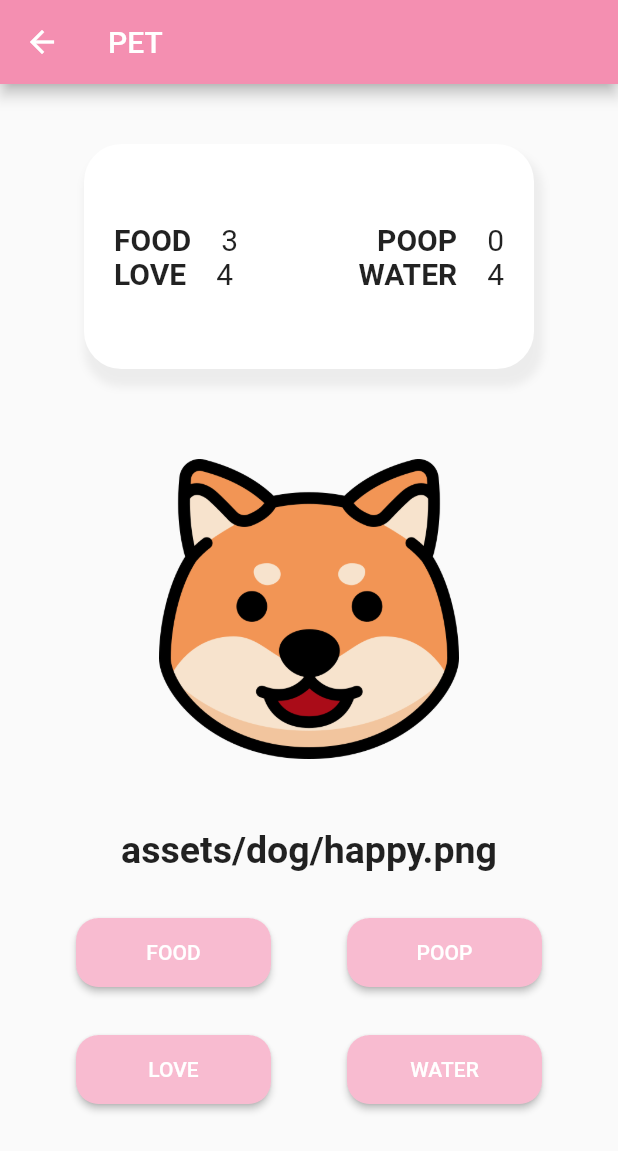
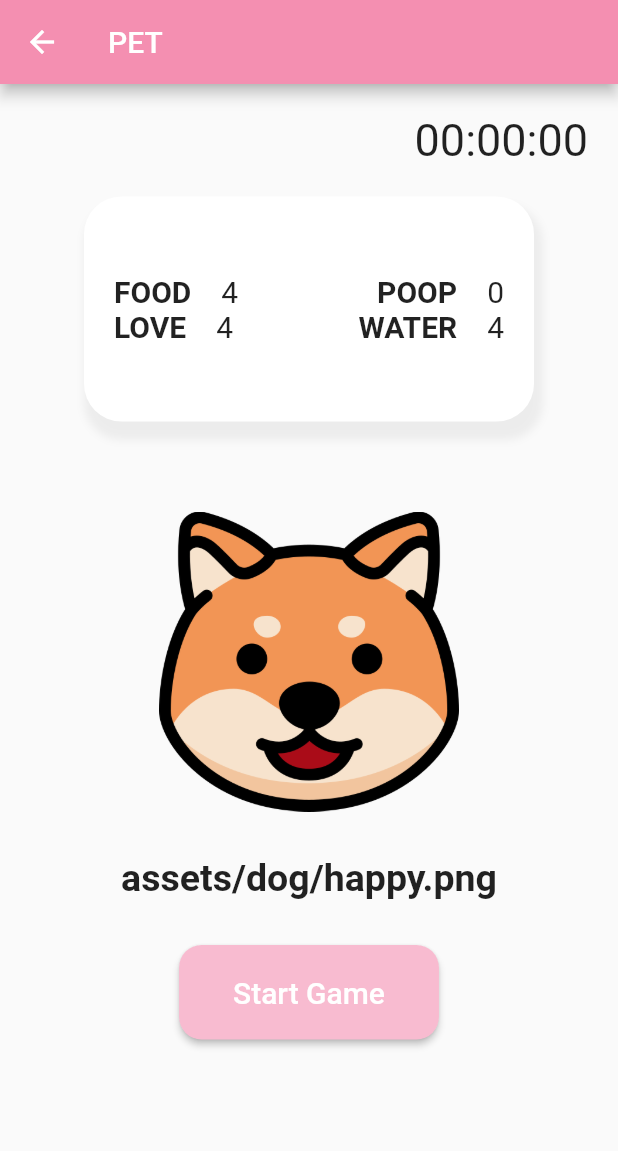
Before and after one commit to calistanguyen/pet_simulator, a Flutter app: the GamePage screen opened directly, on a phone screen of 412 x 824 dp. Shown: the top 1151 px of the screen. Run offline on Flutter 3.47's test engine with Material 2 defaults, Android fonts, the phone set to English and light mode, and no system bars.

Commit message:
adding stopwatch, start & try again button, fix timer to cancel

```diff
--- a/lib/game.dart
+++ b/lib/game.dart
@@ -13,11 +13,18 @@
 }
 
 class _GamePageState extends State<GamePage> {
+  bool startGame = false;
+  final stopwatch = Stopwatch();
+  late Timer timer;
   @override
   void initState() {
     super.initState();
+  }
+
+  void startingGame() {
     if (widget.pet.getState() != PetState.DEAD) {
-      Timer.periodic(const Duration(seconds: 1), (Timer t) {
+      startGame = true;
+      timer = Timer.periodic(const Duration(seconds: 1), (Timer t) {
         if (mounted) {
           setState(() {
             widget.pet.statusChange.statusChange(widget.pet);
@@ -25,6 +32,14 @@
           });
         }
       });
+    }
+  }
+
+  void stopGame() {
+    if (widget.pet.getState() == PetState.DEAD) {
+      stopwatch.stop();
+      startGame = false;
+      timer.cancel();
     }
   }
 
@@ -41,15 +56,40 @@
     }
   }
 
+  bool isDead() {
+    if (widget.pet.getState() != PetState.DEAD) {
+      return false;
+    }
+    stopGame();
+    return true;
+  }
+
+//https://itnext.io/create-a-stopwatch-app-with-flutter-f0dc6a176b8a#:~:text=Flutter%20provided%20a%20Stopwatch%20class,elapsedMilliseconds%20.
+  String formatTime(int milliseconds) {
+    var secs = milliseconds ~/ 1000;
+    var hours = (secs ~/ 3600).toString().padLeft(2, '0');
+    var minutes = ((secs % 3600) ~/ 60).toString().padLeft(2, '0');
+    var seconds = (secs % 60).toString().padLeft(2, '0');
+    return "$hours:$minutes:$seconds";
+  }
+
   @override
   Widget build(BuildContext context) {
     return Scaffold(
       appBar:
           AppBar(title: const Text("PET"), backgroundColor: Colors.pink[200]),
-      body: Padding(
-        padding: const EdgeInsets.only(top: 40.0),
-        child: Column(
+      body: Column(
         children: [
+          Align(
+            child: Padding(
+              padding: const EdgeInsets.only(top: 20.0, bottom: 20, right: 20),
+              child: Text(
+                formatTime(stopwatch.elapsedMilliseconds),
+                style: const TextStyle(fontSize: 30),
+              ),
+            ),
+            alignment: Alignment.topRight,
+          ),
           Center(
             child: Container(
               width: 300,
@@ -111,9 +151,6 @@
                       ),
                     ),
                   ),
-                    widget.pet.getState() == PetState.DEAD
-                        ? Text("I died :(")
-                        : Text("")
                 ],
               ),
             ),
@@ -122,11 +159,11 @@
             padding: const EdgeInsets.only(top: 20, bottom: 30),
             child: Text(
               widget.pet.getStateImage().toString(),
-                style:
-                    const TextStyle(fontWeight: FontWeight.w700, fontSize: 25),
+              style: const TextStyle(fontWeight: FontWeight.w700, fontSize: 25),
             ),
           ),
-            Row(
+          Visibility(
+            child: Row(
               mainAxisAlignment: MainAxisAlignment.spaceEvenly,
               crossAxisAlignment: CrossAxisAlignment.center,
               children: [
@@ -140,8 +177,60 @@
                 ),
               ],
             ),
-            const Padding(padding: EdgeInsets.only(top: 30)),
-            Row(
+            visible: !isDead() && startGame,
+          ),
+          Visibility(
+              visible: !startGame && !isDead(),
+              child: ElevatedButton(
+                onPressed: () {
+                  setState(() {
+                    startGame = true;
+                    stopwatch.start();
+                    startingGame();
+                  });
+                },
+                child: const Padding(
+                  padding: EdgeInsets.all(20.0),
+                  child: Text(
+                    "Start Game",
+                    style: TextStyle(fontSize: 20),
+                  ),
+                ),
+                style: ElevatedButton.styleFrom(
+                  primary: Colors.pink[100],
+                  shape: RoundedRectangleBorder(
+                      borderRadius: BorderRadius.circular(15)),
+                ),
+              )),
+          Visibility(
+              visible: isDead(),
+              child: ElevatedButton(
+                onPressed: () {
+                  setState(() {
+                    widget.pet.petReset();
+                    stopwatch.reset();
+                    stopwatch.start();
+                    startGame = true;
+                    startingGame();
+                  });
+                },
+                child: const Padding(
+                  padding: EdgeInsets.all(20.0),
+                  child: Text(
+                    "Try Again",
+                    style: TextStyle(fontSize: 20),
+                  ),
+                ),
+                style: ElevatedButton.styleFrom(
+                  primary: Colors.pink[100],
+                  shape: RoundedRectangleBorder(
+                      borderRadius: BorderRadius.circular(15)),
+                ),
+              )),
+          Visibility(
+            child: Padding(
+              padding: const EdgeInsets.only(top: 30),
+              child: Row(
                 mainAxisAlignment: MainAxisAlignment.spaceEvenly,
                 crossAxisAlignment: CrossAxisAlignment.center,
                 children: [
@@ -155,8 +244,10 @@
                   ),
                 ],
               ),
+            ),
+            visible: !isDead() && startGame,
+          ),
         ],
-        ),
       ),
     );
   }
--- a/lib/util/pet/pet.dart
+++ b/lib/util/pet/pet.dart
@@ -8,10 +8,10 @@
 enum PetState { HAPPY, SAD, DEAD }
 
 abstract class Pet {
-  final Status _loveStatus = LoveStatus();
-  final Status _waterStatus = WaterStatus();
-  final Status _bathroomStatus = BathroomStatus();
-  final Status _foodStatus = FoodStatus();
+  Status _loveStatus = LoveStatus();
+  Status _waterStatus = WaterStatus();
+  Status _bathroomStatus = BathroomStatus();
+  Status _foodStatus = FoodStatus();
   PetState _state = PetState.HAPPY;
 
   String _stateDead = "";
@@ -71,6 +71,14 @@
         return _stateSad;
     }
   }
+
+  void petReset() {
+    _loveStatus = LoveStatus();
+    _waterStatus = WaterStatus();
+    _bathroomStatus = BathroomStatus();
+    _foodStatus = FoodStatus();
+    _state = PetState.HAPPY;
+  }
 }
 
 class Cat extends Pet {
```
Lines whose indentation alone changed are shown as unchanged.
